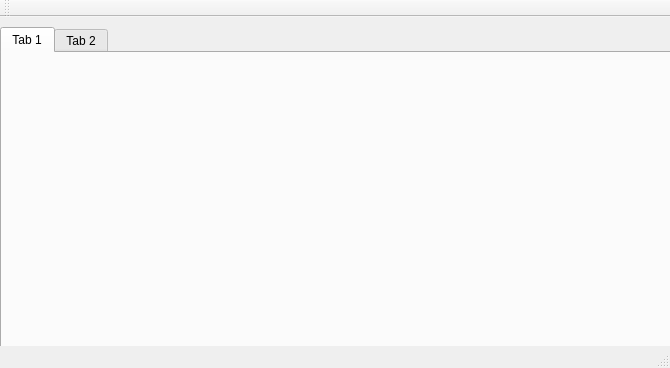
HuangDanGeeker/MyTimeSchedule, file TimeSchedule/mainwindow.ui: the form before one commit.
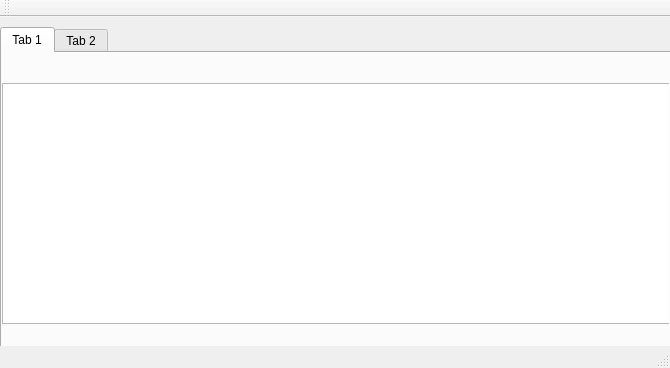
The form after the commit.

Commit message: 1.创建日程table view,并简单初始化\n2.MainWindow尺寸进行固定

```diff
--- a/TimeSchedule/mainwindow.ui
+++ b/TimeSchedule/mainwindow.ui
@@ -27,6 +27,16 @@
      <attribute name="title">
       <string>Tab 1</string>
      </attribute>
+     <widget class="QTableView" name="ScheduleView">
+      <property name="geometry">
+       <rect>
+        <x>0</x>
+        <y>30</y>
+        <width>671</width>
+        <height>241</height>
+       </rect>
+      </property>
+     </widget>
     </widget>
     <widget class="QWidget" name="tab_2">
      <attribute name="title">
```
The commit also changes 13 other files.
